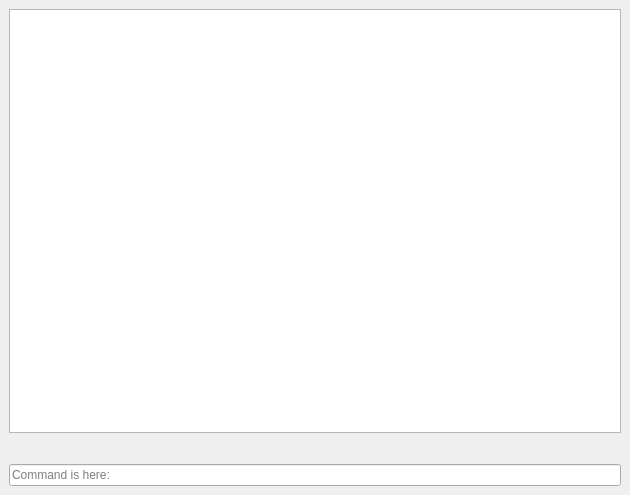
Old version of the form mainwindow.ui in the repository yuceturkomer/GTUVOS.
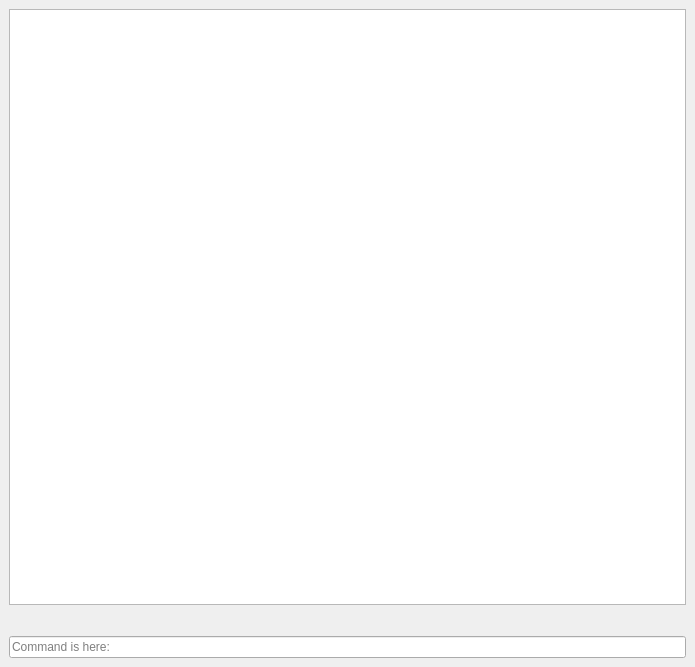
New version of the form.

```diff
--- a/mainwindow.ui
+++ b/mainwindow.ui
@@ -6,8 +6,8 @@
    <rect>
     <x>0</x>
     <y>0</y>
-    <width>630</width>
-    <height>495</height>
+    <width>695</width>
+    <height>667</height>
    </rect>
   </property>
   <property name="windowTitle">
```
Left out of the diff: 38 changed lines with no effect on the pictures.
